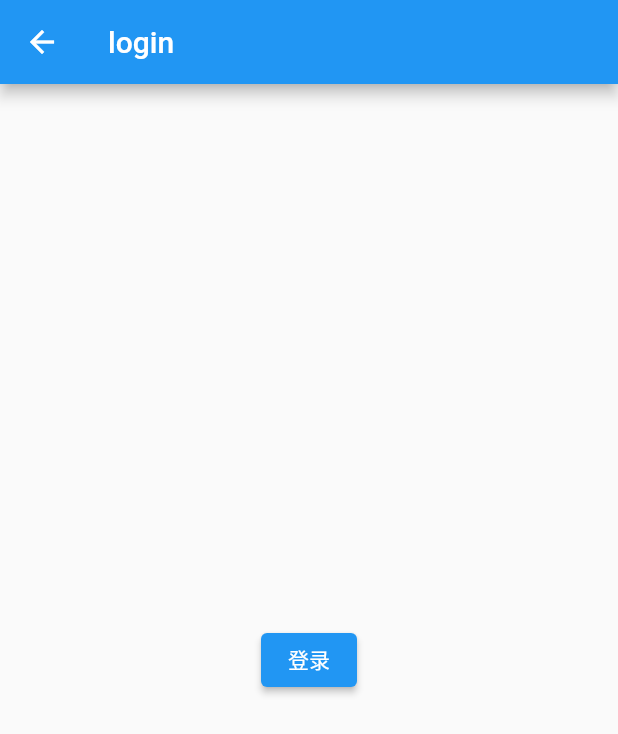
After one commit to lfd-gitHub/fsmusic_flutter, a Flutter app: the screen it shows after launch, after a tap on "登陆", on a phone screen of 412 x 824 dp. The commit adds this screen. Shown: the top 734 px of the screen. Run offline on Flutter 3.47's test engine with Material 2 defaults, Android fonts, the phone set to English and light mode, and no system bars.

Commit message:
add nav 2

```diff
--- a/lib/home.dart
+++ b/lib/home.dart
@@ -1,13 +1,55 @@
 import 'package:flutter/material.dart';
+import 'package:fsmusic_flutter/pages/test/test.dart';
+import 'package:fsmusic_flutter/routers/r_handler.dart';
+import 'package:fsmusic_flutter/routers/routes.dart';
+import 'package:fsmusic_flutter/utils/fsm_log.dart';
+import 'package:fsmusic_flutter/widgets/fsm_text.dart';
 
 class HomePage extends StatelessWidget {
+  static const sTag = "HomePage";
+
   const HomePage({Key? key}) : super(key: key);
 
   @override
   Widget build(BuildContext context) {
     return Scaffold(
       appBar: AppBar(title: const Text("Home")),
-      body: const SizedBox(),
+      body: Column(
+        children: [
+          ListTile(
+            onTap: () => RDelegate.of(context).toUri(Uri.parse(Routes.login)),
+            title: FsmText.def("登陆"),
+          ),
+          ListTile(
+            onTap: () async {
+              var r = await Nav.to(Routes.test, pArgs: ["111"], params: TestBean("999", 0));
+              FsmLog.d(sTag, "result = $r");
+            },
+            title: FsmText.def("Test"),
+          ),
+          // const Divider(),
+          // ListTile(
+          //   onTap: () => FRouter.push(Routes.profile),
+          //   title: FsmText.def("个人资料"),
+          // ),
+          // ListTile(
+          //   onTap: () async {
+          //     String url = convertToUri(Routes.test, pathArgs: {"id": "111"}, args: {"value": "vvvvv", "age": "101"});
+          //     var rr = await FRouter.pushByUri(url);
+          //     FsmLog.d(sTag, "result = $rr");
+          //   },
+          //   title: FsmText.def("Test by url"),
+          // ),
+          // ListTile(
+          //   onTap: () => FRouter.push(Routes.test, pArgs: {"id": "222"}, args: {"value": "2222", "age": "222"}),
+          //   title: FsmText.def("Test by bean"),
+          // ),
+          // ListTile(
+          //   onTap: () => Navigator.push(context, MaterialPageRoute(builder: (ctx) => const NotFoundPage())),
+          //   title: FsmText.def("Test translation"),
+          // ),
+        ],
+      ),
     );
   }
 }
--- a/lib/main.dart
+++ b/lib/main.dart
@@ -1,22 +1,28 @@
 import 'package:flutter/material.dart';
-
-import 'home.dart';
+import 'package:fsmusic_flutter/routers/routes.dart';
 
 void main() {
   runApp(const MyApp());
 }
 
-class MyApp extends StatelessWidget {
+class MyApp extends StatefulWidget {
   const MyApp({Key? key}) : super(key: key);
 
   @override
+  State<MyApp> createState() => _MyAppState();
+}
+
+class _MyAppState extends State<MyApp> {
+  @override
   Widget build(BuildContext context) {
-    return MaterialApp(
+    return MaterialApp.router(
       title: 'Flutter Demo',
       theme: ThemeData(
         primarySwatch: Colors.blue,
+        visualDensity: VisualDensity.adaptivePlatformDensity,
       ),
-      home: const HomePage(),
+      routeInformationParser: Nav.parser, // 路由信息解析
+      routerDelegate: Nav.delegate, // 路由代理
     );
   }
 }
--- /dev/null
+++ b/lib/pages/basic/base_page.dart
@@ -0,0 +1,19 @@
+import 'package:flutter/material.dart';
+import 'package:fsmusic_flutter/widgets/fsm_appbar.dart';
+
+abstract class BasePage<T> extends StatelessWidget {
+  const BasePage({Key? key}) : super(key: key);
+
+  String? withTitle() => null;
+  AppBar? withappBar() => null;
+
+  Widget body(BuildContext context);
+
+  @override
+  Widget build(BuildContext context) {
+    return Scaffold(
+      appBar: withappBar() ?? (withTitle() == null ? null : FsmAppbar.def(withTitle()!)),
+      body: body(context),
+    );
+  }
+}
--- /dev/null
+++ b/lib/pages/login/login.dart
@@ -0,0 +1,22 @@
+import 'package:flutter/material.dart';
+import 'package:fsmusic_flutter/pages/basic/base_page.dart';
+import 'package:fsmusic_flutter/widgets/fsm_text.dart';
+
+class LoginPage extends BasePage {
+  const LoginPage({Key? key}) : super(key: key);
+
+  @override
+  String? withTitle() => "login";
+
+  @override
+  Widget body(BuildContext context) {
+    return Center(
+      child: ElevatedButton(
+        onPressed: () {
+          //FsmRouter.push(Routes.home);
+        },
+        child: FsmText.def("登录"),
+      ),
+    );
+  }
+}
--- /dev/null
+++ b/lib/pages/not_found.dart
@@ -0,0 +1,22 @@
+import 'package:flutter/material.dart';
+import 'package:fsmusic_flutter/pages/basic/base_page.dart';
+import 'package:fsmusic_flutter/widgets/fsm_text.dart';
+
+class NotFoundPage extends BasePage {
+  const NotFoundPage({Key? key}) : super(key: key);
+
+  @override
+  String? withTitle() => "404";
+
+  @override
+  Widget body(BuildContext context) {
+    return Column(
+      crossAxisAlignment: CrossAxisAlignment.center,
+      mainAxisAlignment: MainAxisAlignment.center,
+      children: [
+        const Icon(Icons.error_outline),
+        FsmText.def("404"),
+      ],
+    );
+  }
+}
--- /dev/null
+++ b/lib/routers/r_handler.dart
@@ -0,0 +1,147 @@
+import 'dart:async';
+
+import 'package:flutter/foundation.dart';
+import 'package:flutter/material.dart';
+import 'package:fsmusic_flutter/routers/utils.dart';
+import 'package:fsmusic_flutter/utils/fsm_log.dart';
+
+typedef Interceptor = Future<bool> Function(Uri uri);
+typedef PageBuilder = Widget Function(
+  BuildContext context, [
+  Map<String, String>? pArgs,
+  Map<String, String>? args,
+]);
+
+class RPage {
+  String name;
+  PageBuilder builder;
+  RPage({
+    required this.name,
+    required this.builder,
+  });
+
+  @override
+  String toString() => 'RPage(name: $name)';
+}
+
+class RInfo {
+  Uri uri;
+  Completer completer;
+  RInfo({
+    required this.uri,
+  }) : completer = Completer();
+}
+
+class RParser extends RouteInformationParser<String> {
+  @override
+  Future<String> parseRouteInformation(RouteInformation routeInformation) {
+    return SynchronousFuture(routeInformation.location ?? "/");
+  }
+
+  @override
+  RouteInformation? restoreRouteInformation(String configuration) {
+    return RouteInformation(location: configuration);
+  }
+}
+
+typedef PageGenerator = Widget Function(BuildContext context, Uri uri);
+
+class RDelegate extends RouterDelegate<String> with PopNavigatorRouterDelegateMixin<String>, ChangeNotifier {
+  static const sTag = "RDelegate";
+  final _stack = <RInfo>[];
+  final PageGenerator generator;
+  final List<Interceptor>? interceptors;
+
+  RDelegate(this.generator, [this.interceptors]);
+
+  static RDelegate of(BuildContext context) {
+    final delegate = Router.of(context).routerDelegate;
+    assert(delegate is RDelegate, 'Delegate type must match');
+    return delegate as RDelegate;
+  }
+
+  @override
+  GlobalKey<NavigatorState> navigatorKey = GlobalKey<NavigatorState>();
+
+  @override
+  String? get currentConfiguration => _stack.isNotEmpty ? _stack.last.uri.toString() : null;
+
+  bool _onPopPage(Route<dynamic> route, dynamic result) {
+    FsmLog.d(sTag, "_onPopPage ${route.settings}");
+    if (route.didPop(result)) {
+      _stack.removeLast().completer.complete(result);
+      notifyListeners();
+      return true;
+    }
+    return false;
+  }
+
+  Future<dynamic> toUri(Uri uri, {bool replace = false, String? untilRouterName}) async {
+    FsmLog.d(sTag, "toUri[replace = $replace urn = $untilRouterName] $uri");
+    var info = RInfo(uri: uri);
+    if (interceptors?.isNotEmpty == true) {
+      for (var it in interceptors!) {
+        bool intercept = await it(uri);
+        if (intercept) {
+          return;
+        }
+      }
+    }
+    if (replace) {
+      _stack.removeLast().completer.complete(null);
+    } else if (untilRouterName != null) {
+      _removeUntil(untilRouterName);
+    }
+    _stack.add(info);
+    notifyListeners();
+    return await info.completer.future;
+  }
+
+  void _removeUntil(String untilRouterName) {
+    var idx = _stack.indexWhere((e) => matchedUriAndRName(untilRouterName, e.uri));
+    if (idx > 0) {
+      int len = _stack.length;
+      for (var i = idx; i < len; i++) {
+        _stack.removeLast().completer.complete(null);
+      }
+    }
+  }
+
+  void pop([dynamic result, String? popUntilRouteName]) {
+    if (popUntilRouteName != null) {
+      _removeUntil(popUntilRouteName);
+      notifyListeners();
+      return;
+    }
+    if (_stack.isNotEmpty) {
+      _stack.removeLast().completer.complete(result);
+      notifyListeners();
+      return;
+    }
+    assert(_stack.isEmpty, "stack is empty!");
+  }
+
+  @override
+  Widget build(BuildContext context) {
+    return Navigator(
+      key: navigatorKey,
+      onPopPage: _onPopPage,
+      pages: _stack.map((e) {
+        return MaterialPage(
+          child: generator(context, e.uri),
+        );
+      }).toList(),
+      onGenerateRoute: (settings) {
+        FsmLog.d(sTag, "onGenerateRoute - ${settings.name}");
+      },
+    );
+  }
+
+  @override
+  Future<void> setNewRoutePath(String configuration) {
+    _stack
+      ..clear()
+      ..add(RInfo(uri: Uri.parse(configuration)));
+    return SynchronousFuture(null);
+  }
+}
--- /dev/null
+++ b/lib/routers/routes.dart
@@ -0,0 +1,64 @@
+import 'package:fsmusic_flutter/home.dart';
+import 'package:fsmusic_flutter/pages/login/login.dart';
+import 'package:fsmusic_flutter/pages/not_found.dart';
+import 'package:fsmusic_flutter/pages/test/test.dart';
+import 'package:fsmusic_flutter/routers/r_handler.dart';
+import 'package:fsmusic_flutter/routers/utils.dart';
+import 'package:fsmusic_flutter/utils/fsm_log.dart';
+
+const sTag = "Routes";
+
+class Routes {
+  static const String home = "/";
+  static const String test = "/test/:id";
+  static const String login = "/login";
+  static const String profile = "/profile/:id";
+  static const String p404 = "/404";
+
+  static final RPage notFound = RPage(name: home, builder: (ctx, [_, __]) => const NotFoundPage());
+
+  static final List<RPage> pages = [
+    RPage(name: home, builder: (ctx, [_, __]) => const HomePage()),
+    RPage(name: login, builder: (ctx, [_, __]) => const LoginPage()),
+    RPage(
+      name: test,
+      builder: (ctx, [pArg, args]) => TestPage(id: pArg?["id"] ?? "0", data: TestBean.fromJson(args ?? {})),
+    ),
+  ];
+}
+
+Future<bool> intercept(Uri uri) async {
+  FsmLog.d(sTag, "intercept = $uri");
+  return false;
+}
+
+abstract class Jsonable {
+  Map<String, String> toJson();
+}
+
+class Nav {
+  static final delegate = RDelegate((ctx, uri) {
+    RPage page = matchPage(uri, Routes.pages) ?? Routes.notFound;
+    Arg arg = parseArgs(uri, page.name);
+    return page.builder(ctx, arg.pArgs, arg.args);
+  }, [intercept]);
+  static final parser = RParser();
+
+  static Future<dynamic> to(String rName, {List<String>? pArgs, Jsonable? params, bool replace = false}) {
+    Uri rUri = Uri.parse(rName);
+    List<String> pKeys = rUri.pathSegments.where((element) => element.startsWith(":")).toList();
+    Map<String, String>? pMArgs;
+    if (pArgs?.isNotEmpty == true && pArgs!.length == pKeys.length) {
+      pMArgs = {};
+      var _cPArgs = List.of(pArgs);
+      var es = pKeys.map((e) => MapEntry(e.replaceFirst(":", ""), _cPArgs.removeAt(0))).toList();
+      pMArgs = Map.fromEntries(es);
+    }
+    String targetSUri = convertToUri(rName, pathArgs: pMArgs, args: params?.toJson());
+    return delegate.toUri(Uri.parse(targetSUri), replace: replace);
+  }
+
+  static void pop<T>([T? result]) {
+    return delegate.pop(result);
+  }
+}
--- /dev/null
+++ b/lib/routers/utils.dart
@@ -0,0 +1,75 @@
+import 'package:fsmusic_flutter/routers/r_handler.dart';
+import 'package:fsmusic_flutter/utils/fsm_log.dart';
+
+const sTag = "RUtils";
+
+String convertToUri(
+  String routeName, {
+  Map<String, String>? pathArgs,
+  Map<String, String>? args,
+}) {
+  var _path = routeName;
+  if (pathArgs?.isNotEmpty == true) {
+    pathArgs!.forEach((key, value) => _path = _path.replaceFirst(":$key", Uri.encodeComponent(value)));
+  }
+  if (args?.isNotEmpty == true) {
+    _path += "?";
+    args!.forEach((key, value) => _path += "&$key=${Uri.encodeComponent(value)}");
+  }
+  FsmLog.d(sTag, "$routeName $pathArgs $args => convertToUrl => $_path");
+  return _path;
+}
+
+Arg parseArgs(Uri uri, String routeName) {
+  Uri oriUri = Uri.parse(routeName);
+  final sOriSList = oriUri.pathSegments;
+  final sLen = uri.pathSegments.length;
+  Arg arg = Arg();
+  if (sLen > 1 && sLen == oriUri.pathSegments.length) {
+    arg.pArgs = {};
+    for (var i = 0; i < sLen; i++) {
+      String key = sOriSList[i];
+      if (key.contains(":")) {
+        arg.pArgs![key.replaceAll(":", "")] = Uri.decodeComponent(uri.pathSegments[i]);
+      }
+    }
+  }
+  if (uri.queryParameters.isNotEmpty) {
+    arg.args = {};
+    uri.queryParameters.forEach((key, value) {
+      arg.args![key] = Uri.decodeComponent(value);
+    });
+  }
+  return arg;
+}
+
+class Arg {
+  Map<String, String>? pArgs;
+  Map<String, String>? args;
+}
+
+Uri? matchUri(String rName, List<Uri> uris) {
+  var list = uris.where((element) => matchedUriAndRName(rName, element));
+  return list.isNotEmpty ? list.first : null;
+}
+
+bool matchedUriAndRName(String rName, Uri uri) {
+  var pUri = Uri.parse(rName);
+  var pSegs = pUri.pathSegments;
+  if (pUri == uri) {
+    return true;
+  }
+  FsmLog.d(sTag, "find $rName - $pSegs | $uri - ${uri.pathSegments}");
+  if (pSegs.length != uri.pathSegments.length) {
+    return false;
+  }
+  return pSegs.any((element) => uri.pathSegments.contains(element));
+}
+
+RPage? matchPage(Uri uri, List<RPage> pages) {
+  FsmLog.d(sTag, "matchPage uri = $uri search in $pages");
+  var list = pages.where((page) => matchedUriAndRName(page.name, uri));
+  assert(list.length == 1, "not matched strickly! ? $list");
+  FsmLog.d(sTag, "find result $list");
+  return list.isEmpty ? null : list.first;
+}
--- /dev/null
+++ b/lib/utils/fsm_log.dart
@@ -0,0 +1,11 @@
+import 'dart:developer';
+
+class FsmLog {
+  static d([m1, m2]) {
+    if (m2 == null) {
+      log("$m1");
+      return;
+    }
+    log("[$m1] $m2");
+  }
+}
--- /dev/null
+++ b/lib/widgets/fsm_appbar.dart
@@ -0,0 +1,7 @@
+import 'package:flutter/material.dart';
+
+class FsmAppbar {
+  static AppBar def(String title) {
+    return AppBar(title: Text(title));
+  }
+}
--- /dev/null
+++ b/lib/widgets/fsm_text.dart
@@ -0,0 +1,12 @@
+import 'package:flutter/material.dart';
+
+class FsmText {
+  static Widget def(
+    String text, [
+    double? size,
+    FontWeight weight = FontWeight.normal,
+    Color? color,
+  ]) {
+    return Text(text, style: TextStyle(fontWeight: weight, fontSize: size, color: color));
+  }
+}
```
Also changed, not shown: lib/pages/profile/profile.dart (added, +16 -0 lines), lib/widgets/fsm_form.dart (added), 2 other files.
